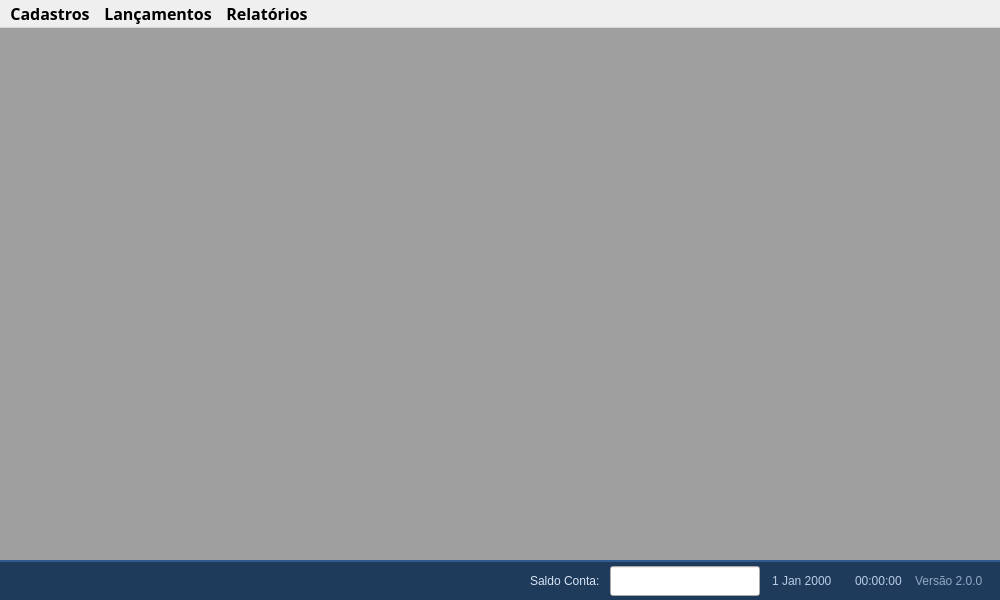
Old version of the form app/views/ui/main_window.ui in the repository RafaelOmega/Recargas_2.0.
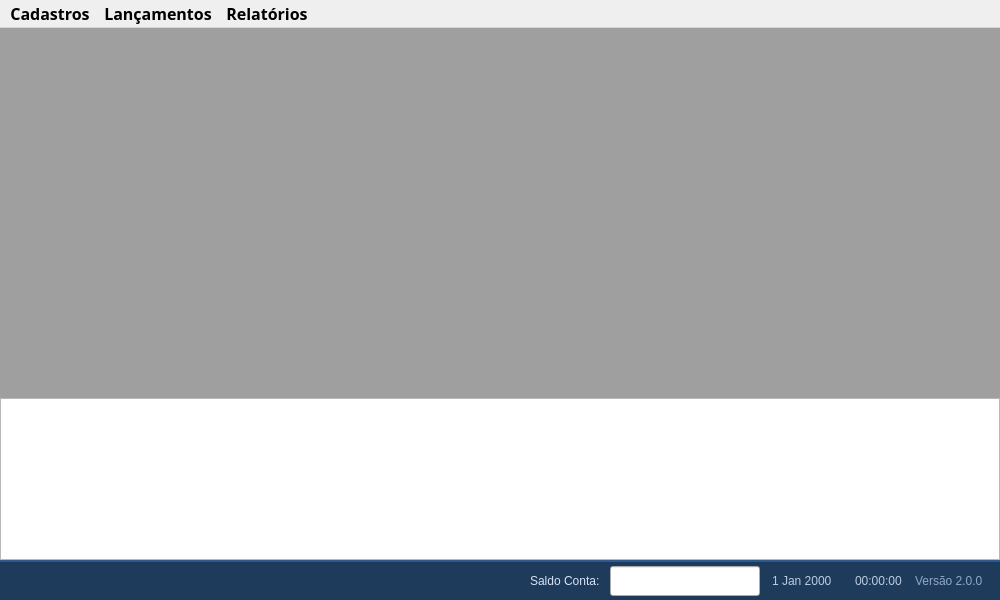
New version of the form.

```diff
--- a/app/views/ui/main_window.ui
+++ b/app/views/ui/main_window.ui
@@ -46,6 +46,9 @@
       </property>
      </widget>
     </item>
+    <item>
+     <widget class="QTextBrowser" name="txt_Atalhos"/>
+    </item>
     <item>
      <widget class="QFrame" name="frm_StatusBar">
       <property name="styleSheet">
```
